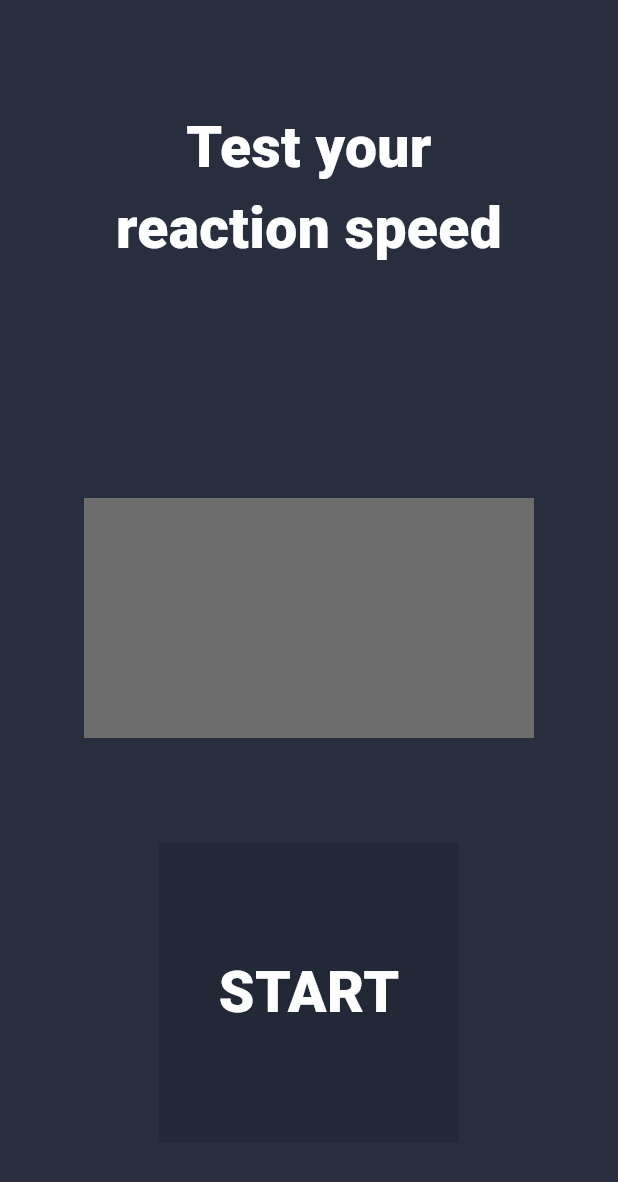
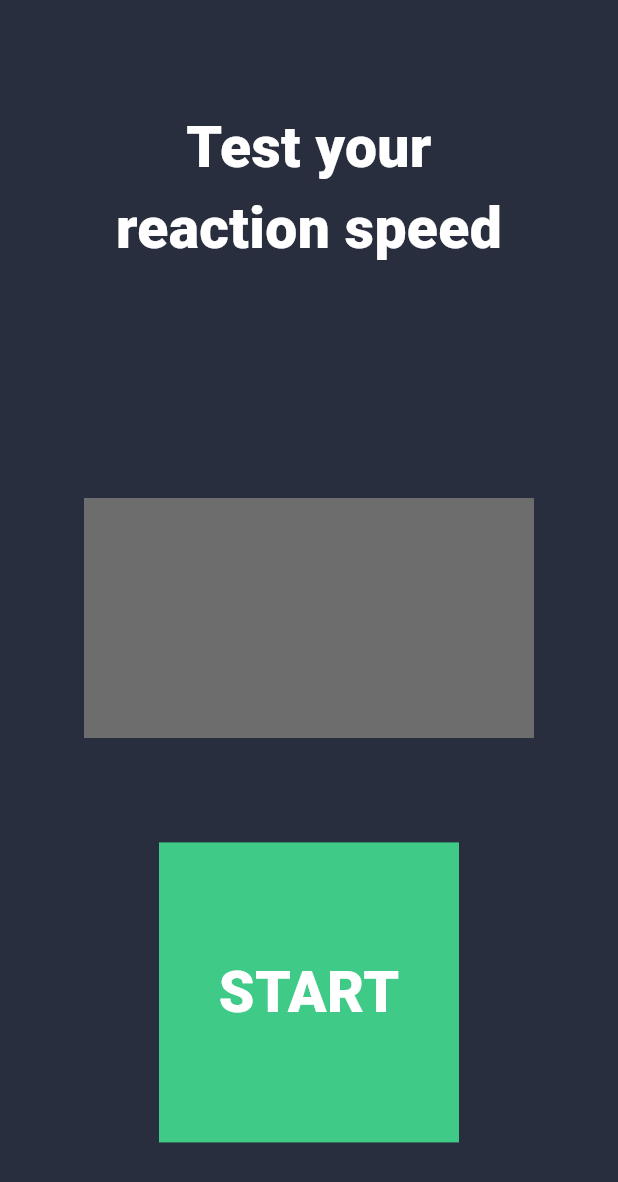
Before and after one commit to 53nj/flutter_push, a Flutter app: the screen it shows after launch, on a phone screen of 412 x 824 dp. Shown: the top 1182 px of the screen. Run offline on Flutter 3.47's test engine with Material 3 defaults, Android fonts, the phone set to English and light mode, and no system bars.

Commit message:
first commit

```diff
--- a/lib/main.dart
+++ b/lib/main.dart
@@ -86,7 +86,7 @@ class _MyHomePageState extends State<MyHomePage> {
                 ;
               }),
               child: ColoredBox(
-                color: Colors.black12,
+                color: _getButtonColor(),
                 child: SizedBox(
                   height: 200,
                   width: 200,
@@ -96,7 +96,7 @@ class _MyHomePageState extends State<MyHomePage> {
                       style: TextStyle(
                           fontSize: 38,
                           fontWeight: FontWeight.w900,
-                          color: Colors.white), //TODO для последнего задания заменить Colors.white на _getButtonColor()
+                          color: Colors.white),
                     ),
                   ),
                 ),
```
